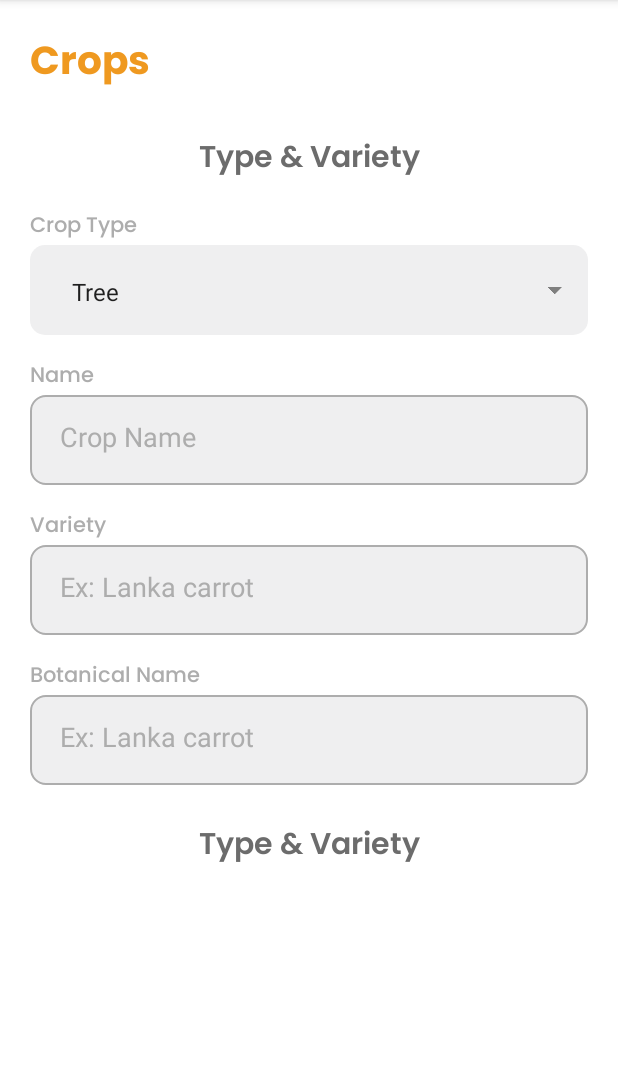
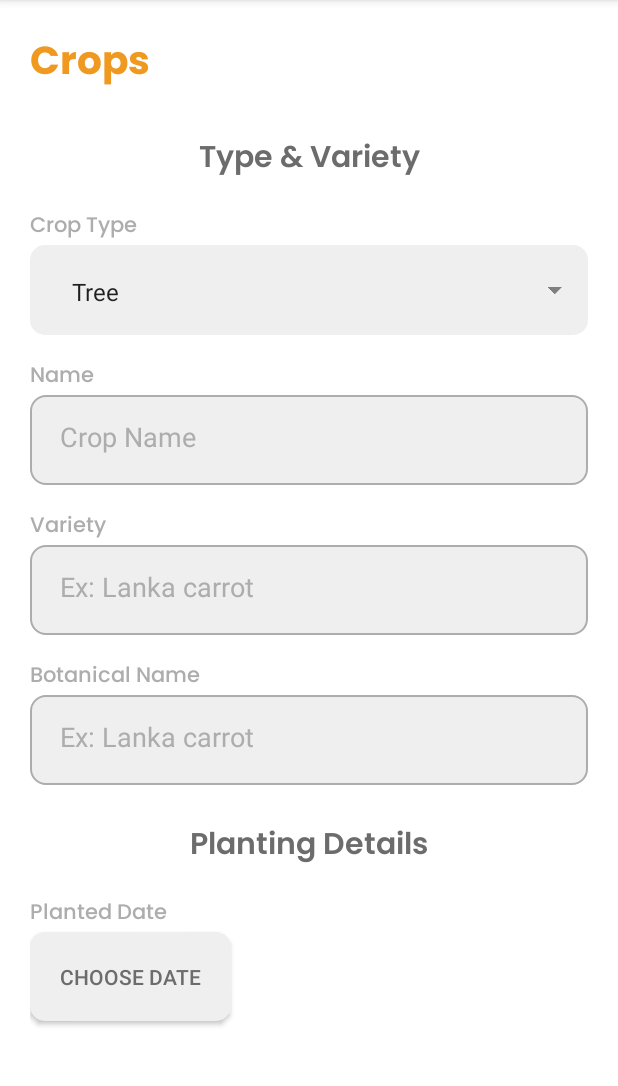
Before and after one commit to dulakshirb/haritha, an Android app: the fragment CropsAddFragment placed in its activity, on a phone screen of 412 x 824 dp, the part 90-1176 px from its top. Run offline under Robolectric (Android 15) with nearby library versions, the phone set to English and light mode, and no system bars.

Commit message:
added date picker

```diff
--- a/HarithaFarmer/app/src/main/java/com/haritha/haritha_farmer/CropsAddFragment.java
+++ b/HarithaFarmer/app/src/main/java/com/haritha/haritha_farmer/CropsAddFragment.java
@@ -1,21 +1,59 @@
 package com.haritha.haritha_farmer;
 
+
+import static android.content.ContentValues.TAG;
+
+import android.app.DatePickerDialog;
+import android.nfc.Tag;
 import android.os.Bundle;
 
 import androidx.annotation.NonNull;
 import androidx.annotation.Nullable;
+import androidx.appcompat.widget.AppCompatButton;
 import androidx.fragment.app.Fragment;
 
+import android.util.Log;
 import android.view.LayoutInflater;
 import android.view.View;
 import android.view.ViewGroup;
+import android.widget.DatePicker;
+
+import java.util.Calendar;
 
 public class CropsAddFragment extends Fragment {
+
+    private AppCompatButton plantedDate;
+    private DatePickerDialog.OnDateSetListener dateSetListener;
 
     @Nullable
     @Override
     public View onCreateView(@NonNull LayoutInflater inflater, @Nullable ViewGroup container, @Nullable Bundle savedInstanceState) {
         View view = inflater.inflate(R.layout.fragment_crops_add, container, false);
+
+        plantedDate = (AppCompatButton) view.findViewById(R.id.calendar_plantedDate);
+        plantedDate.setOnClickListener(new View.OnClickListener() {
+            @Override
+            public void onClick(View view) {
+                Calendar cal = Calendar.getInstance();
+                int year = cal.get(Calendar.YEAR);
+                int month = cal.get(Calendar.MONTH);
+                int day = cal.get(Calendar.DAY_OF_MONTH);
+
+                DatePickerDialog datePickerDialog = new DatePickerDialog(getContext(), android.R.style.Theme_DeviceDefault_Dialog, dateSetListener, year, month, day);
+                datePickerDialog.show();
+            }
+        });
+
+        dateSetListener = new DatePickerDialog.OnDateSetListener() {
+            @Override
+            public void onDateSet(DatePicker datePicker, int year, int month, int day) {
+                month = month + 1;
+                Log.d(TAG, "onDateSer: dd/mm/yyyy: " + day + "/" + month + "/" + year);
+                String date = day + "/" + month + "/" + year;
+                plantedDate.setText(date);
+            }
+        };
+
         return view;
     }
 }
--- /dev/null
+++ b/HarithaFarmer/app/src/main/res/drawable/button_gray.xml
@@ -0,0 +1,5 @@
+<?xml version="1.0" encoding="utf-8"?>
+<shape xmlns:android="http://schemas.android.com/apk/res/android">
+    <corners android:radius="10dp"/>
+    <solid android:color="@color/h_lightest_gray"/>
+</shape>
--- a/HarithaFarmer/app/src/main/res/layout/fragment_crops_add.xml
+++ b/HarithaFarmer/app/src/main/res/layout/fragment_crops_add.xml
@@ -52,11 +52,11 @@
             android:id="@+id/spinner_cropType"
             android:layout_width="match_parent"
             android:layout_height="60dp"
+            android:background="@drawable/spinner_grey"
+            android:entries="@array/crop_type"
             android:padding="20dp"
             app:layout_constraintStart_toStartOf="parent"
-            app:layout_constraintTop_toBottomOf="@id/txt_heading_cropType"
-            android:background="@drawable/spinner_grey"
-            android:entries="@array/crop_type"/>
+            app:layout_constraintTop_toBottomOf="@id/txt_heading_cropType" />
 
         <TextView
             android:id="@+id/txt_heading_cropName"
@@ -74,11 +74,11 @@
             android:id="@+id/txt_cropName"
             android:layout_width="match_parent"
             android:layout_height="60dp"
+            android:background="@drawable/edittext_grey"
+            android:hint="Crop Name"
+            android:inputType="text"
             android:padding="20dp"
-            android:inputType="text"
-            android:background="@drawable/edittext_grey"
             android:textColor="@color/black"
-            android:hint="Crop Name"
             android:textColorHint="@color/h_light_gray"
             app:layout_constraintStart_toStartOf="parent"
             app:layout_constraintTop_toBottomOf="@+id/txt_heading_cropName" />
@@ -99,11 +99,11 @@
             android:id="@+id/txt_variety"
             android:layout_width="match_parent"
             android:layout_height="60dp"
+            android:background="@drawable/edittext_grey"
+            android:hint="Ex: Lanka carrot"
+            android:inputType="text"
             android:padding="20dp"
-            android:inputType="text"
-            android:background="@drawable/edittext_grey"
             android:textColor="@color/black"
-            android:hint="Ex: Lanka carrot"
             android:textColorHint="@color/h_light_gray"
             app:layout_constraintStart_toStartOf="parent"
             app:layout_constraintTop_toBottomOf="@+id/txt_heading_variety" />
@@ -124,11 +124,11 @@
             android:id="@+id/txt_botanicalName"
             android:layout_width="match_parent"
             android:layout_height="60dp"
+            android:background="@drawable/edittext_grey"
+            android:hint="Ex: Lanka carrot"
+            android:inputType="text"
             android:padding="20dp"
-            android:inputType="text"
-            android:background="@drawable/edittext_grey"
             android:textColor="@color/black"
-            android:hint="Ex: Lanka carrot"
             android:textColorHint="@color/h_light_gray"
             app:layout_constraintStart_toStartOf="parent"
             app:layout_constraintTop_toBottomOf="@+id/txt_heading_botanicalName" />
@@ -139,13 +139,37 @@
             android:layout_height="wrap_content"
             android:layout_marginTop="24dp"
             android:fontFamily="@font/poppins_semibold"
-            android:text="Type &amp; Variety"
+            android:text="Planting Details"
             android:textColor="@color/h_gray"
             android:textSize="20sp"
             app:layout_constraintEnd_toEndOf="parent"
             app:layout_constraintStart_toStartOf="parent"
             app:layout_constraintTop_toBottomOf="@+id/txt_botanicalName" />
 
+        <TextView
+            android:id="@+id/txt_heading_plantedDate"
+            android:layout_width="wrap_content"
+            android:layout_height="wrap_content"
+            android:layout_marginTop="16dp"
+            android:fontFamily="@font/poppins_medium"
+            android:text="Planted Date"
+            android:textColor="@color/h_light_gray"
+            android:textSize="14sp"
+            app:layout_constraintStart_toStartOf="parent"
+            app:layout_constraintTop_toBottomOf="@+id/txt_heading_plantingDetails" />
+
+        <androidx.appcompat.widget.AppCompatButton
+            android:id="@+id/calendar_plantedDate"
+            android:layout_width="wrap_content"
+            android:layout_height="wrap_content"
+            android:background="@drawable/button_gray"
+            android:padding="20dp"
+            android:text="Choose date"
+            android:textColor="@color/h_gray"
+            app:layout_constraintStart_toStartOf="parent"
+            app:layout_constraintTop_toBottomOf="@+id/txt_heading_plantedDate" />
+
+
     </androidx.constraintlayout.widget.ConstraintLayout>
 
 </FrameLayout>
```
Also changed, not shown: HarithaFarmer/app/src/main/res/layout/components.xml (+12 -0 lines).
